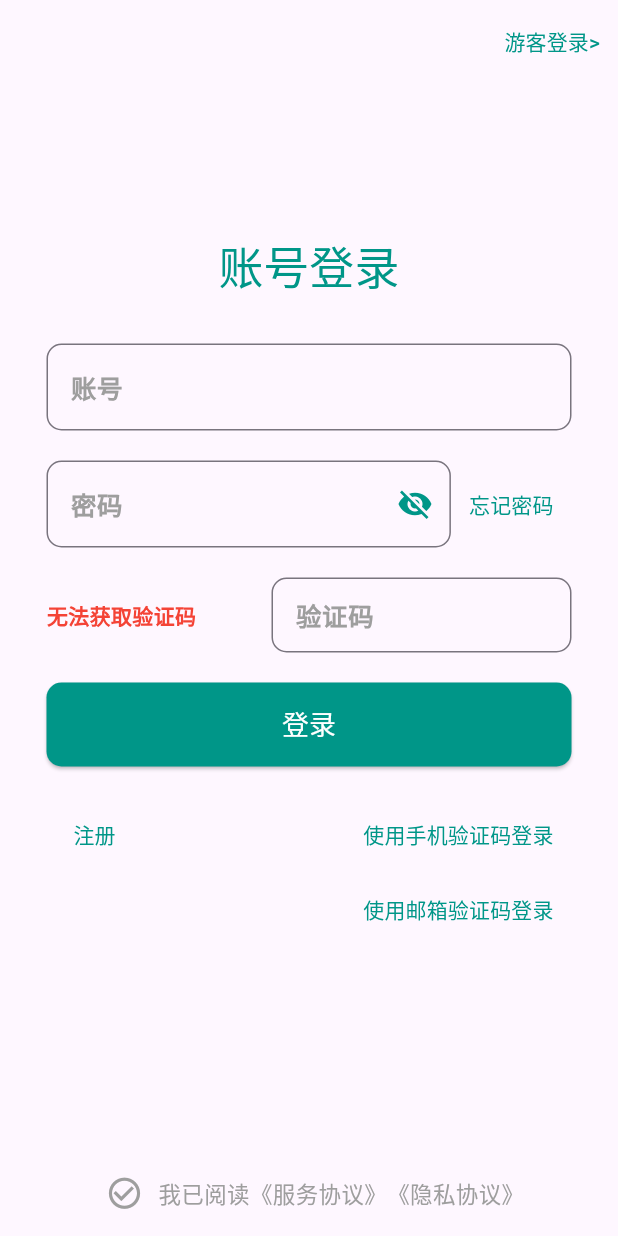
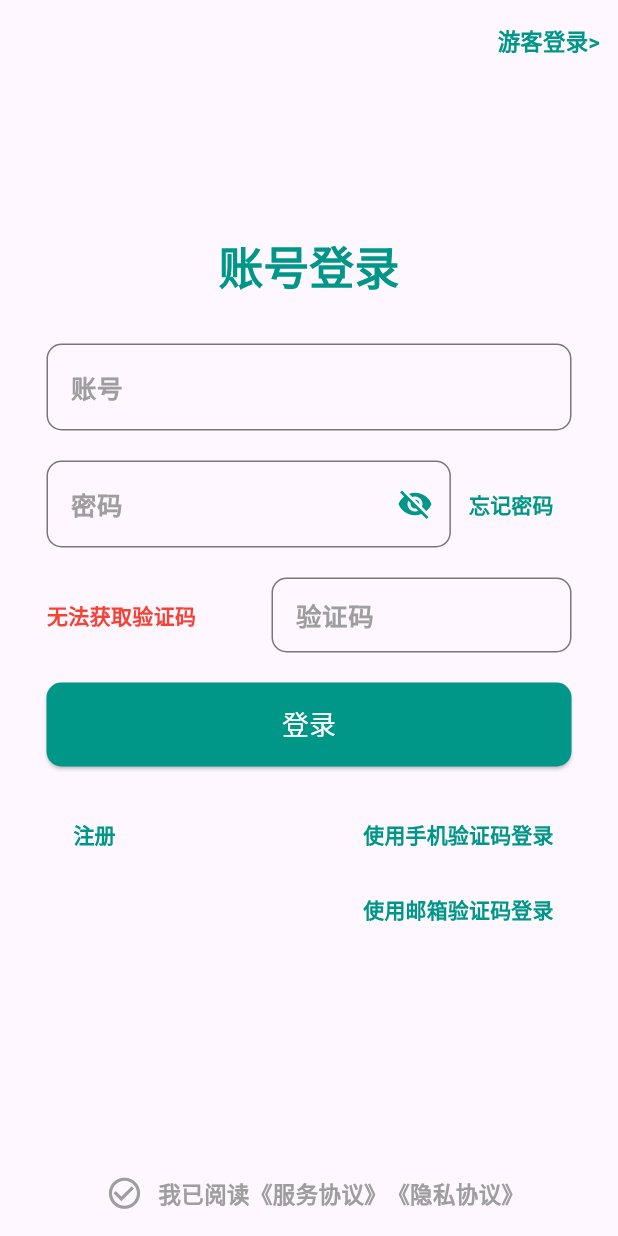
Before and after one commit to IHLZH/jiayuan, a Flutter app: the LoginPage screen opened by its route, on a phone screen of 412 x 824 dp. Run offline on Flutter 3.47's test engine with Material 3 defaults, Android fonts, the phone set to English and light mode, and no system bars; drawn by our look-alikes of oktoast; our stand-ins replace cached_network_image, cookie_jar, dio, dio_cookie_manager, flutter_screenutil, flutter_swiper_view and 4 more; missing offline and left inert: amap_flutter_base, amap_flutter_location, amap_flutter_map, dart:ffi, flustars, flutter_pickers; accounts and stored records are empty; network calls fail.

Commit message:
UI优化

```diff
--- a/lib/page/login_page/login_page.dart
+++ b/lib/page/login_page/login_page.dart
@@ -218,7 +218,10 @@ class _LoginPageState extends State<LoginPage> {
             onPressed: _jumpToTab,
             child: Text(
               "游客登录>",
-              style: TextStyle(color: Theme.of(context).primaryColor),
+              style: TextStyle(
+                  color: Theme.of(context).primaryColor,
+                  fontWeight: FontWeight.bold,
+                  fontSize: 15),
             ),
           ),
         ],
@@ -238,7 +241,8 @@ class _LoginPageState extends State<LoginPage> {
                         "账号登录",
                         style: TextStyle(
                             fontSize: 30,
-                            color: Theme.of(context).primaryColor),
+                            color: Theme.of(context).primaryColor,
+                            fontWeight: FontWeight.bold),
                       ),
                       SizedBox(height: 30.h),
                       Container(
@@ -316,6 +320,7 @@ class _LoginPageState extends State<LoginPage> {
                                   child: Text(
                                     "忘记密码",
                                     style: TextStyle(
+                                        fontWeight: FontWeight.bold,
                                         color: Theme.of(context).primaryColor),
                                   ),
                                 ),
@@ -400,6 +405,7 @@ class _LoginPageState extends State<LoginPage> {
                                       child: Text(
                                         "注册",
                                         style: TextStyle(
+                                            fontWeight: FontWeight.bold,
                                             color:
                                                 Theme.of(context).primaryColor),
                                       )),
@@ -409,6 +415,7 @@ class _LoginPageState extends State<LoginPage> {
                                       child: Text(
                                         "使用手机验证码登录",
                                         style: TextStyle(
+                                            fontWeight: FontWeight.bold,
                                             color:
                                                 Theme.of(context).primaryColor),
                                       )),
@@ -426,6 +433,7 @@ class _LoginPageState extends State<LoginPage> {
                                       child: Text(
                                         "使用邮箱验证码登录",
                                         style: TextStyle(
+                                            fontWeight: FontWeight.bold,
                                             color:
                                                 Theme.of(context).primaryColor),
                                       )),
@@ -464,6 +472,7 @@ class _LoginPageState extends State<LoginPage> {
               style: TextStyle(
                 color: _isAgreed ? Theme.of(context).primaryColor : Colors.grey,
                 fontSize: 15,
+                fontWeight: FontWeight.bold,
               ),
             ),
             Expanded(child: SizedBox()),
```
